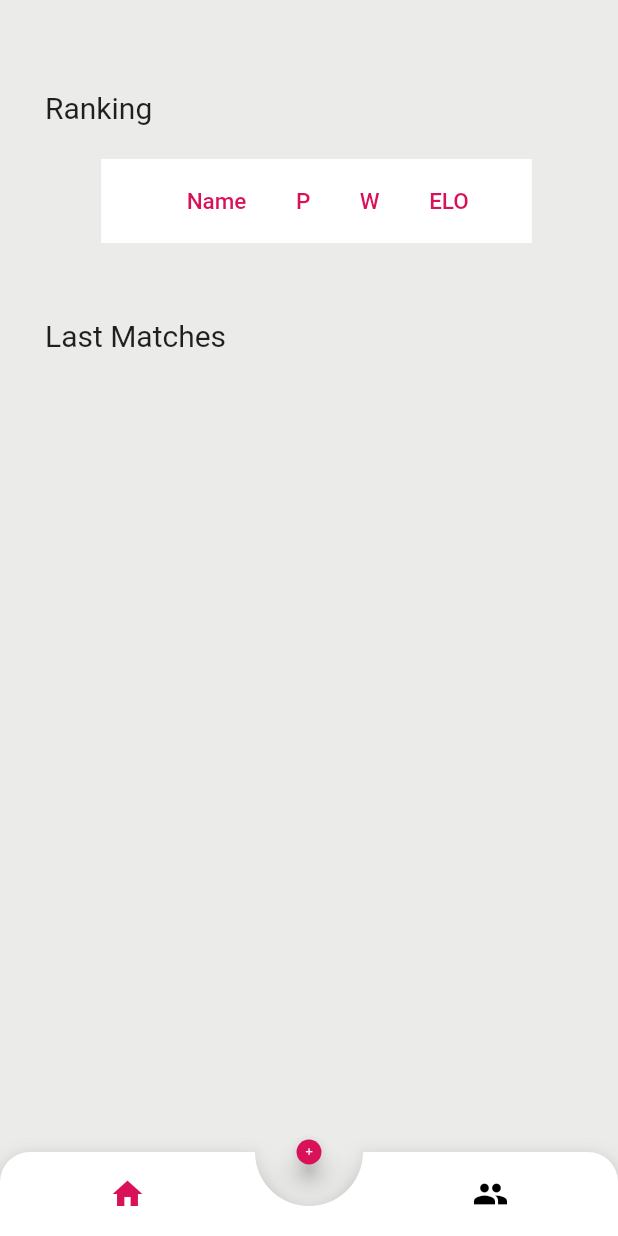
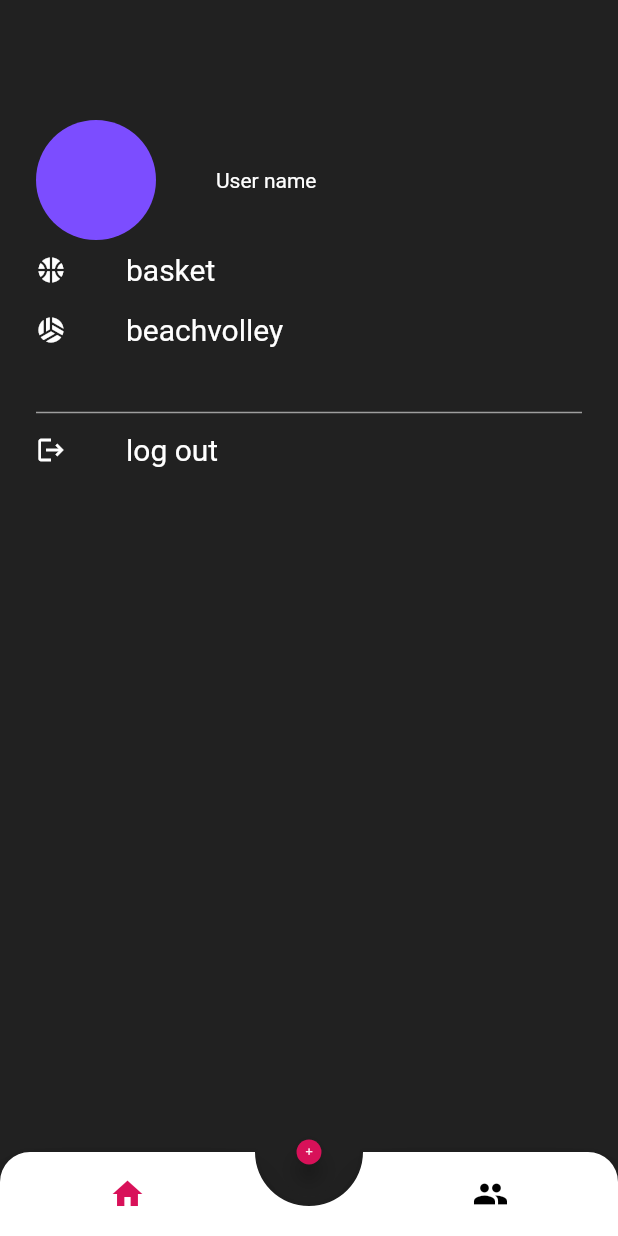
Before and after one commit to fdp7/beachvolleyapp-flutter, a Flutter app: the Home screen opened directly, on a phone screen of 412 x 824 dp. Run offline on Flutter 3.47's test engine with Material 2 defaults, Android fonts, the phone set to English and light mode, and no system bars; drawn by our look-alikes of animated_bottom_navigation_bar, pull_to_refresh; our stand-ins replace flutter_login, flutter_secure_storage, multi_select_flutter, numberpicker, pie_chart and 1 more; missing offline and left inert: dart:ffi; accounts and stored records are empty.

Commit message:
*add sidebarwidget and sidebaritem *update api endpoints for multi sport *add globals library for selected sport global variable *update all api calls using global variable

```diff
--- a/beachvolley_flutter/lib/addMatch_widget.dart
+++ b/beachvolley_flutter/lib/addMatch_widget.dart
@@ -6,6 +6,7 @@ import 'package:flutter_secure_storage/flutter_secure_storage.dart';
 import 'package:multi_select_flutter/multi_select_flutter.dart';
 import 'package:numberpicker/numberpicker.dart';
 import 'package:http/http.dart' as http;
+import 'package:beachvolley_flutter/utils/globals.dart' as globals;
 
 class AddMatch extends StatefulWidget {
 
@@ -166,7 +167,7 @@ class _AddMatchState extends State<AddMatch> {
   /// Summary: get ranking and sort names in alphabetical order
   void loadPlayersList() async {
     Future.delayed(const Duration(milliseconds: 1000)).then((_) async {
-      final url = ApiEndpoints.baseUrl + ApiEndpoints.getRankingEndpoint;
+      final url = ApiEndpoints.baseUrl + globals.selectedSport + ApiEndpoints.getRankingEndpoint;
       var result = await http.get(
           Uri.parse(url),
           headers: {
@@ -221,7 +222,7 @@ class _AddMatchState extends State<AddMatch> {
     int validTeams = validateTeams(teamA,teamB);
     bool validScores = validateScores(scoreA, scoreB);
     if (validTeams == 0 && validScores) {
-      final url = ApiEndpoints.baseUrl + ApiEndpoints.addMatchEndpoint;
+      final url = ApiEndpoints.baseUrl + globals.selectedSport + ApiEndpoints.addMatchEndpoint;
       final currentDate = getDate();
 
       var result = await http.post(
--- a/beachvolley_flutter/lib/controllers/api_endpoints.dart
+++ b/beachvolley_flutter/lib/controllers/api_endpoints.dart
@@ -1,7 +1,7 @@
 class ApiEndpoints{
-  static String baseUrl = "https://beachvolley-api.onrender.com";
-  static String loginEndpoint = "/user/login";
-  static String registerPlayerEndpoint = "/user/signup";
+  static String baseUrl = "https://beachvolley-api.onrender.com/";
+  static String loginEndpoint = "user/login";
+  static String registerUserEndpoint = "user/signup";
   static String getPlayerEndpoint = "/player/";
   static String getRankingEndpoint = "/player/ranking";
   static String getMatchesEndpoint = "/matches";
--- a/beachvolley_flutter/lib/home_widget.dart
+++ b/beachvolley_flutter/lib/home_widget.dart
@@ -1,5 +1,6 @@
 import 'package:beachvolley_flutter/addMatch_widget.dart';
 import 'package:beachvolley_flutter/player_widget.dart';
+import 'package:beachvolley_flutter/sideBar_widget.dart';
 import 'package:beachvolley_flutter/utils/JwtManager.dart';
 import 'package:flutter/material.dart';
 import 'package:beachvolley_flutter/league_widget.dart';
@@ -44,6 +45,7 @@ class _HomeState extends State<Home> with TickerProviderStateMixin {
     jwtManager.init();
     super.initState();
     _children = [
+      const SideBar(),
       const League(),
       PlayerPage(),
       const AddMatch(),
--- a/beachvolley_flutter/lib/league_components/matchCard.dart
+++ b/beachvolley_flutter/lib/league_components/matchCard.dart
@@ -1,10 +1,10 @@
 import 'package:beachvolley_flutter/controllers/api_endpoints.dart';
-import 'package:beachvolley_flutter/league_widget.dart';
 import 'package:beachvolley_flutter/utils/JwtManager.dart';
 import 'package:flutter/material.dart';
 import 'package:beachvolley_flutter/models/Match.dart';
 import 'package:flutter_secure_storage/flutter_secure_storage.dart';
 import 'package:http/http.dart' as http;
+import 'package:beachvolley_flutter/utils/globals.dart' as globals;
 
 class MatchCard extends StatelessWidget {
 
@@ -246,7 +246,7 @@ class MatchCard extends StatelessWidget {
       );*/
     }
 
-    final url = "${ApiEndpoints.baseUrl}${ApiEndpoints.deleteMatchEndpoint}?date=$dbDate";
+    final url = "${ApiEndpoints.baseUrl}${globals.selectedSport}${ApiEndpoints.deleteMatchEndpoint}?date=$dbDate";
     var result = await http.delete(
         Uri.parse(url),
         headers: {
--- a/beachvolley_flutter/lib/league_widget.dart
+++ b/beachvolley_flutter/lib/league_widget.dart
@@ -10,6 +10,7 @@ import 'package:flutter/material.dart';
 import 'package:flutter_secure_storage/flutter_secure_storage.dart';
 import 'package:http/http.dart' as http;
 import 'package:pull_to_refresh/pull_to_refresh.dart';
+import 'package:beachvolley_flutter/utils/globals.dart' as globals;
 
 class League extends StatefulWidget {
   const League({super.key});
@@ -81,7 +82,7 @@ class _LeagueState extends State<League> {
   // get ranking
   void loadRanking() async {
     Future.delayed(const Duration(milliseconds: 500)).then((_) async {
-      final url = ApiEndpoints.baseUrl + ApiEndpoints.getRankingEndpoint;
+      final url = ApiEndpoints.baseUrl + globals.selectedSport + ApiEndpoints.getRankingEndpoint;
       var result = await http.get(
           Uri.parse(url),
           headers: {
@@ -113,7 +114,7 @@ class _LeagueState extends State<League> {
 
   void loadMatches() async{
     Future.delayed(const Duration(milliseconds: 500)).then((_) async {
-      final url = ApiEndpoints.baseUrl + ApiEndpoints.getMatchesEndpoint;
+      final url = ApiEndpoints.baseUrl + globals.selectedSport + ApiEndpoints.getMatchesEndpoint;
       var result = await http.get(
           Uri.parse(url),
           headers: {
--- a/beachvolley_flutter/lib/login_widget.dart
+++ b/beachvolley_flutter/lib/login_widget.dart
@@ -39,7 +39,7 @@ class LoginScreen extends StatelessWidget {
 
   Future<String?> _signup(SignupData data) {
     return Future.delayed(loginTime).then((_) async {
-      final url = ApiEndpoints.baseUrl + ApiEndpoints.registerPlayerEndpoint;
+      final url = ApiEndpoints.baseUrl + ApiEndpoints.registerUserEndpoint;
       var result = await http.post(
           Uri.parse(url),
           body: jsonEncode({
--- a/beachvolley_flutter/lib/main.dart
+++ b/beachvolley_flutter/lib/main.dart
@@ -12,6 +12,7 @@ import 'package:beachvolley_flutter/login_widget.dart';
 import 'package:flutter/services.dart';
 import 'package:flutter_secure_storage/flutter_secure_storage.dart';
 import 'package:http/http.dart' as http;
+import 'package:beachvolley_flutter/utils/globals.dart' as globals;
 
 void main() {
   runApp(App());
@@ -35,7 +36,7 @@ class _AppState extends State<App>{
   void tryConnection() async {
     await storage.read(key: "jwt").then((value) async {
       Future.delayed(const Duration(milliseconds: 2000), () {
-        final url = ApiEndpoints.baseUrl + ApiEndpoints.getRankingEndpoint;
+        final url = ApiEndpoints.baseUrl + globals.selectedSport + ApiEndpoints.getRankingEndpoint;
         result = http.get(
             Uri.parse(url),
             headers: {
--- /dev/null
+++ b/beachvolley_flutter/lib/sideBarItem.dart
@@ -0,0 +1,26 @@
+import 'package:flutter/material.dart';
+
+class SideBarItem extends StatelessWidget {
+  const SideBarItem({Key? key, required this.name, required this.icon, required this.onPressed}) : super(key: key);
+
+  final String name;
+  final IconData icon;
+  final Function() onPressed;
+
+  @override
+  Widget build(BuildContext context) {
+    return InkWell(
+      onTap: onPressed,
+      child: SizedBox(
+        height: 40,
+        child: Row(
+          children: [
+            Icon(icon, size: 20, color: Colors.white,),
+            const SizedBox(width: 40,),
+            Text(name, style: const TextStyle(fontSize: 20, color: Colors.white),)
+          ],
+        ),
+      )
+    );
+  }
+}
--- /dev/null
+++ b/beachvolley_flutter/lib/sideBar_widget.dart
@@ -0,0 +1,70 @@
+import 'package:beachvolley_flutter/sideBarItem.dart';
+import 'package:flutter/material.dart';
+import 'package:beachvolley_flutter/utils/globals.dart' as globals;
+
+class SideBar extends StatelessWidget {
+  const SideBar({Key? key}) : super(key: key);
+
+  @override
+  Widget build(BuildContext context) {
+    return Drawer(
+      child: Material(
+        color: Colors.black87,
+        child: Padding(
+          padding: const EdgeInsets.fromLTRB(24, 80, 24, 0),
+          child: Column(
+            children: [
+              headerWidget(),
+              SideBarItem(
+                  name: 'basket',
+                  icon: Icons.sports_basketball_rounded,
+                  onPressed: ()=> onSportSelected(context, 'basket')
+              ),
+              SideBarItem(
+                  name: 'beachvolley',
+                  icon: Icons.sports_volleyball_rounded,
+                  onPressed: ()=> onSportSelected(context, 'beachvolley')
+              ),
+              const SizedBox(height: 30,),
+              const Divider(thickness: 1, height: 10, color: Colors.grey,),
+              SideBarItem(
+                  name: 'log out',
+                  icon: Icons.logout,
+                  onPressed: ()=> logOut(context)
+              ),
+            ],
+          ),
+        )
+      ),
+    );
+  }
+
+  /// summary: set global variable SelectedSport to selected item
+  onSportSelected(BuildContext context, String name){
+    globals.selectedSport = name;
+    Navigator.pop(context);
+  }
+
+  /// TODO: implement method
+  logOut(BuildContext context){
+    Navigator.pop(context);
+  }
+
+  Widget headerWidget(){
+    return Row(
+      children: [
+        const CircleAvatar(
+          radius: 40,
+          backgroundColor: Colors.deepPurpleAccent,
+        ),
+        const SizedBox(width: 40,),
+        Column(
+          crossAxisAlignment: CrossAxisAlignment.start,
+          children: const [
+            Text('User name', style: TextStyle(fontSize: 14, color: Colors.white),)
+          ],
+        )
+      ],
+    );
+  }
+}
--- /dev/null
+++ b/beachvolley_flutter/lib/utils/globals.dart
@@ -0,0 +1,3 @@
+library globals;
+
+String selectedSport = 'basket';
```
Also changed, not shown: beachvolley_flutter/lib/player_widget.dart (+4 -3 lines).
